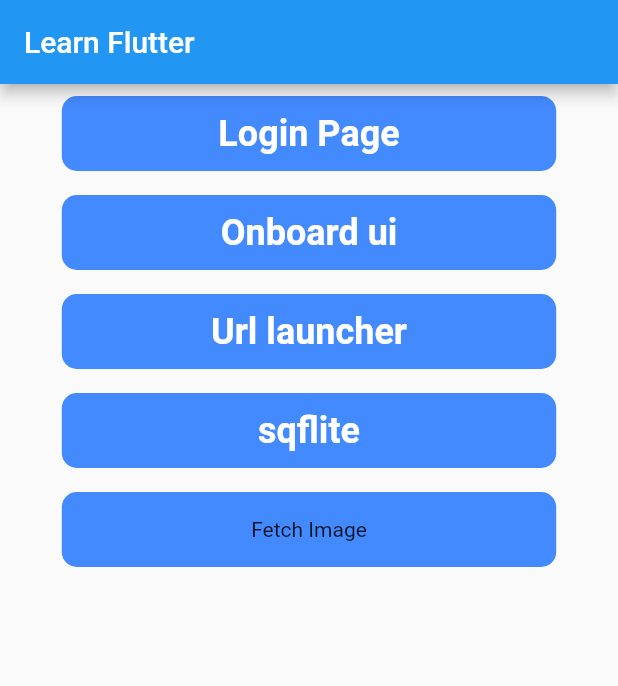
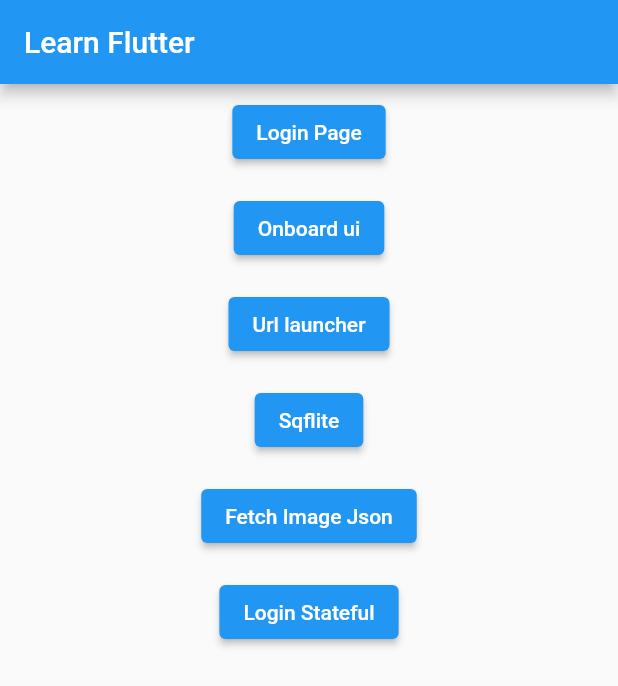
Before and after one commit to sibanjar/flutter-3-learn, a Flutter app: the screen it shows after launch, on a phone screen of 412 x 824 dp. Shown: the top 686 px of the screen. Run offline on Flutter 3.47's test engine with Material 2 defaults, Android fonts, the phone set to English and light mode, and no system bars; our stand-ins replace sqflite, url_launcher_web; accounts and stored records are empty.

Commit message:
added statefull loginform with validateMixin

```diff
--- a/lib/homepage.dart
+++ b/lib/homepage.dart
@@ -1,4 +1,5 @@
 import 'package:flutter/material.dart';
+import 'package:flutter_learn_377/screens/login_screen_stful.dart';
 import 'package:flutter_learn_377/sqflite.dart';
 import 'package:flutter_learn_377/url_launcher.dart';
 import 'jsonimage/jsonimage.dart';
@@ -20,139 +21,68 @@ class HomePage extends StatelessWidget {
             children: <Widget>[
               Padding(
                 padding: const EdgeInsets.all(8.0),
-                child: GestureDetector(
-                  onTap: () {
+                child: ElevatedButton(
+                  onPressed: (){
                     Navigator.push(
                       context,
                       MaterialPageRoute(builder: (context) => const LoginPage()),
                     );
-                  },
-                  child: Container(
-                    height: 50,
-                    width: MediaQuery.of(context).size.width * 0.8,
-                    decoration: BoxDecoration(
-                      borderRadius: BorderRadius.circular(10),
-                      color: Colors.blueAccent,
-                    ),
-                    child: const Center(
-                      child: Text(
-                        "Login Page",
-                        style: TextStyle(
-                            fontSize: 24,
-                            color: Colors.white,
-                            fontWeight: FontWeight.bold),
-                      ),
-                    ),
-                  ),
+                  }, child: const Text("Login Page"),
                 ),
               ),
               Padding(
                 padding: const EdgeInsets.all(8.0),
-                child: GestureDetector(
-                  onTap: () {
+                child: ElevatedButton(
+                  onPressed: (){
                     Navigator.push(
                       context,
-                      MaterialPageRoute(
-                          builder: (context) => OnboardingScreen()),
+                      MaterialPageRoute(builder: (context) => OnboardingScreen()),
                     );
-                  },
-                  child: Container(
-                    height: 50,
-                    width: MediaQuery.of(context).size.width * 0.8,
-                    decoration: BoxDecoration(
-                      borderRadius: BorderRadius.circular(10),
-                      color: Colors.blueAccent,
-                    ),
-                    child: const Center(
-                      child: Text(
-                        "Onboard ui",
-                        style: TextStyle(
-                            fontSize: 24,
-                            color: Colors.white,
-                            fontWeight: FontWeight.bold),
-                      ),
-                    ),
-                  ),
+                  }, child: const Text("Onboard ui"),
                 ),
               ),
               Padding(
                 padding: const EdgeInsets.all(8.0),
-                child: GestureDetector(
-                  onTap: () {
+                child: ElevatedButton(
+                  onPressed: (){
                     Navigator.push(
                       context,
                       MaterialPageRoute(builder: (context) => UrlLauncher()),
                     );
-                  },
-                  child: Container(
-                    height: 50,
-                    width: MediaQuery.of(context).size.width * 0.8,
-                    decoration: BoxDecoration(
-                      borderRadius: BorderRadius.circular(10),
-                      color: Colors.blueAccent,
-                    ),
-                    child: const Center(
-                      child: Text(
-                        "Url launcher",
-                        style: TextStyle(
-                            fontSize: 24,
-                            color: Colors.white,
-                            fontWeight: FontWeight.bold),
-                      ),
-                    ),
-                  ),
+                  }, child: const Text("Url launcher"),
                 ),
               ),
               Padding(
                 padding: const EdgeInsets.all(8.0),
-                child: GestureDetector(
-                  onTap: () {
+                child: ElevatedButton(
+                  onPressed: (){
                     Navigator.push(
                       context,
                       MaterialPageRoute(builder: (context) => SqfLite()),
                     );
-                  },
-                  child: Container(
-                    height: 50,
-                    width: MediaQuery.of(context).size.width * 0.8,
-                    decoration: BoxDecoration(
-                      borderRadius: BorderRadius.circular(10),
-                      color: Colors.blueAccent,
-                    ),
-                    child: const Center(
-                      child: Text(
-                        "sqflite",
-                        style: TextStyle(
-                            fontSize: 24,
-                            color: Colors.white,
-                            fontWeight: FontWeight.bold),
-                      ),
-                    ),
-                  ),
+                  }, child: const Text("Sqflite"),
                 ),
               ),
               Padding(
                 padding: const EdgeInsets.all(8.0),
-                child: GestureDetector(
-                  onTap: () {
+                child: ElevatedButton(
+                  onPressed: (){
                     Navigator.push(
                       context,
                       MaterialPageRoute(builder: (context) => const JsonImage()),
                     );
-                  },
-                  child: Container(
-                    height: 50,
-                    width: MediaQuery.of(context).size.width * 0.8,
-                    decoration: BoxDecoration(
-                      borderRadius: BorderRadius.circular(10),
-                      color: Colors.blueAccent,
-                    ),
-                    child: const Center(
-                      child: Text(
-                        "Fetch Image"
-                      ),
-                    ),
-                  ),
+                  }, child: const Text("Fetch Image Json"),
+                ),
+              ),
+              Padding(
+                padding: const EdgeInsets.all(8.0),
+                child: ElevatedButton(
+                  onPressed: (){
+                    Navigator.push(
+                      context,
+                      MaterialPageRoute(builder: (context) => LoginScreenStful()),
+                    );
+                  }, child: const Text("Login Stateful"),
                 ),
               ),
             ],
```
Also changed, not shown: lib/mixins/validation_mixin.dart (added, +18 -0 lines), lib/screens/login_screen_stful.dart (added, +90 -0 lines), 1 other file.
